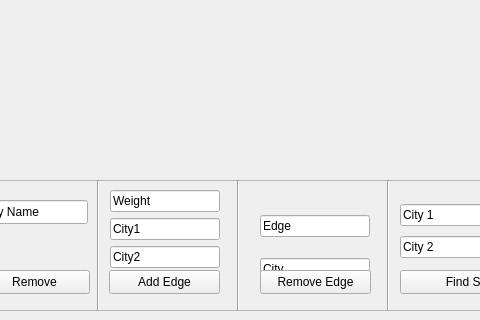
Before: the Qt Designer form Wasalnithree/mainwindow.ui in MohamESalem/Wasalni-QT, drawn with Qt 5; both pictures show x 180 to 660 and y 460 to 780 of the 815 by 780 pixel window.
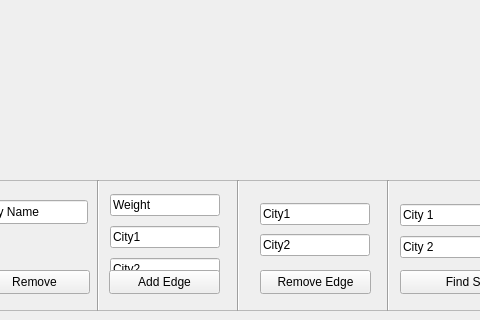
After: the same form once the commit is applied.

Commit message: remove city and adge

Patch:
```diff
--- a/Wasalnithree/mainwindow.ui
+++ b/Wasalnithree/mainwindow.ui
@@ -127,7 +127,7 @@
        <x>300</x>
        <y>10</y>
        <width>110</width>
-       <height>81</height>
+       <height>94</height>
       </rect>
      </property>
      <layout class="QVBoxLayout" name="verticalLayout_2">
@@ -271,21 +271,21 @@
        <x>450</x>
        <y>20</y>
        <width>110</width>
-       <height>96</height>
+       <height>61</height>
       </rect>
      </property>
      <layout class="QVBoxLayout" name="verticalLayout_4">
       <item>
        <widget class="QLineEdit" name="edgeRemoveEdgeText">
         <property name="text">
-         <string>Edge</string>
+         <string>City1</string>
         </property>
        </widget>
       </item>
       <item>
        <widget class="QLineEdit" name="cityRemoveEdgeText">
         <property name="text">
-         <string>City</string>
+         <string>City2</string>
         </property>
        </widget>
       </item>
```
Left out of the diff: 4 changed lines with no effect on the pictures. The commit also changes 30 other files.
